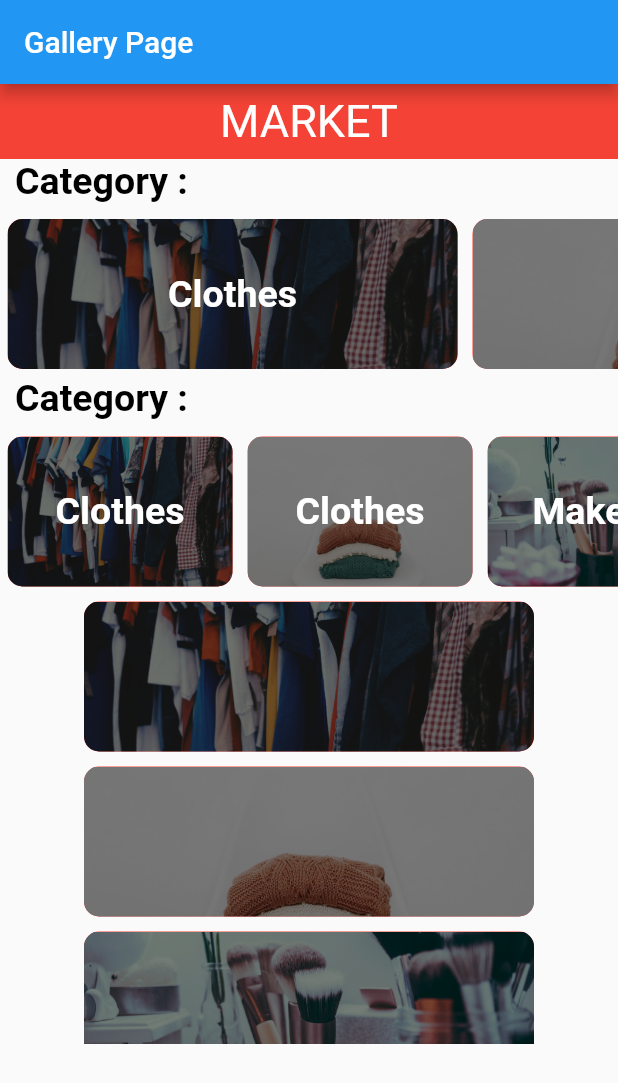
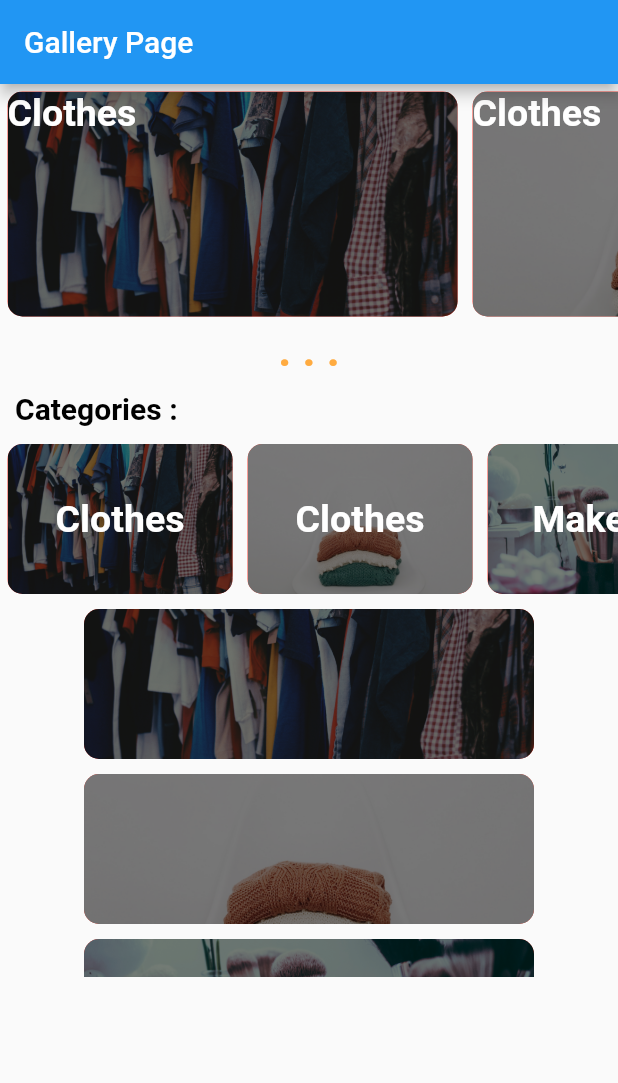
Before and after one commit to bajes/flutter_login_c2_1, a Flutter app: the screen it shows after launch, on a phone screen of 412 x 824 dp. Shown: the top 1083 px of the screen. Run offline on Flutter 3.47's test engine with Material 2 defaults, Android fonts, the phone set to English and light mode, and no system bars.

Commit message:
add_alignment

```diff
--- a/lib/main.dart
+++ b/lib/main.dart
@@ -26,47 +26,66 @@ class GalleryPage extends StatelessWidget {
       ),
       body: Column(
         children: [
-          Center(
-            child: Container(
-              width: double.infinity,
-              color: Colors.red,
-              child: SizedBox(
-                height: 50,
-                child: Center(child: Text('MARKET', style: Styles.myTextStyle)),
-              ),
-            ),
-          ),
-          Center(
-            child: Container(
-              padding: EdgeInsets.fromLTRB(10, 0, 0, 0),
-              width: double.infinity,
-              child: SizedBox(
-                height: 35,
-                child: Text(
-                  'Category :',
-                  style: Styles.myTextStyle1,
-                ),
-              ),
-            ),
-          ),
+          // Center(
+          //   child: Container(
+          //     width: double.infinity,
+          //     color: Colors.red,
+          //     child: SizedBox(
+          //       height: 50,
+          //       child: Center(child: Text('MARKET', style: Styles.myTextStyle)),
+          //     ),
+          //   ),
+          // ),
+          // Center(
+          //   child: Container(
+          //     padding: EdgeInsets.fromLTRB(10, 0, 0, 0),
+          //     width: double.infinity,
+          //     child: SizedBox(
+          //       height: 35,
+          //       child: Text(
+          //         'Category :',
+          //         style: Styles.myTextStyle1,
+          //       ),
+          //     ),
+          //   ),
+          // ),
           Container(
             child: SingleChildScrollView(
               scrollDirection: Axis.horizontal,
               child: Row(
                   children: products.map((e) {
                 return GalleryWidget(
-                    imageUrl: e.imageUrl, description: e.description);
+                  imageUrl: e.imageUrl,
+                  description: e.description,
+                  alignment: Alignment.topLeft,
+                  hight: 150,
+                );
               }).toList()),
             ),
           ),
           Center(
             child: Container(
-              padding: EdgeInsets.fromLTRB(10, 0, 0, 0),
+              padding: EdgeInsets.fromLTRB(0, 0, 0, 0),
               width: double.infinity,
               child: SizedBox(
                 height: 35,
+                child: Center(
+                  child: Text(
+                    '. . .',
+                    style: Styles.myTextStyle2,
+                  ),
+                ),
+              ),
+            ),
+          ),
+          Center(
+            child: Container(
+              padding: EdgeInsets.fromLTRB(10, 10, 0, 0),
+              width: double.infinity,
+              child: SizedBox(
+                height: 30,
                 child: Text(
-                  'Category :',
+                  'Categories :',
                   style: Styles.myTextStyle1,
                 ),
               ),
@@ -80,13 +99,13 @@ class GalleryPage extends StatelessWidget {
                 return GalleryWidget(
                   imageUrl: e.imageUrl,
                   description: e.description,
-                  widths: 150,
+                  width: 150,
                 );
               }).toList()),
             ),
           ),
           Container(
-            height: 300,
+            height: 250,
             child: SingleChildScrollView(
               scrollDirection: Axis.vertical,
               child: Column(
--- a/lib/styles.dart
+++ b/lib/styles.dart
@@ -5,5 +5,11 @@ class Styles {
       TextStyle(fontSize: 30, color: Colors.white);
 
   static final TextStyle myTextStyle1 =
-      TextStyle(fontSize: 25, color: Colors.black, fontWeight: FontWeight.bold);
+      TextStyle(fontSize: 20, color: Colors.black, fontWeight: FontWeight.bold);
+
+  static final TextStyle myTextStyle2 = TextStyle(
+      fontSize: 30, color: Colors.orangeAccent, fontWeight: FontWeight.bold);
+
+  static final TextStyle myTextStyle3 =
+      TextStyle(color: Colors.white, fontSize: 25, fontWeight: FontWeight.w700);
 }
--- a/lib/widgets/gallery_widget.dart
+++ b/lib/widgets/gallery_widget.dart
@@ -1,19 +1,27 @@
 import 'package:flutter/material.dart';
+import 'package:login_flutter_1/styles.dart';
 
 class GalleryWidget extends StatelessWidget {
   String imageUrl;
   String description;
-  double widths;
-  GalleryWidget({this.imageUrl, this.description, this.widths = 300});
+  double width;
+  double hight;
+  Alignment alignment;
+  GalleryWidget(
+      {this.imageUrl,
+      this.description,
+      this.width = 300,
+      this.hight = 100,
+      this.alignment = Alignment.center});
   @override
   Widget build(BuildContext context) {
     // TODO: implement build
     return Container(
       child: Container(
-        alignment: Alignment.center,
+        alignment: alignment,
         margin: EdgeInsets.all(5),
-        height: 100,
-        width: widths,
+        height: hight,
+        width: width,
         decoration: BoxDecoration(
             image: DecorationImage(
                 colorFilter: ColorFilter.mode(
@@ -22,11 +30,11 @@ class GalleryWidget extends StatelessWidget {
                 fit: BoxFit.cover),
             color: Colors.red,
             borderRadius: BorderRadius.circular(10)),
-        child: Text(description,
-            style: TextStyle(
-                color: Colors.white,
-                fontSize: 25,
-                fontWeight: FontWeight.w700)),
+        child: Text(
+          description,
+          style: Styles.myTextStyle3,
+          textAlign: TextAlign.left,
+        ),
       ),
     );
   }
```
